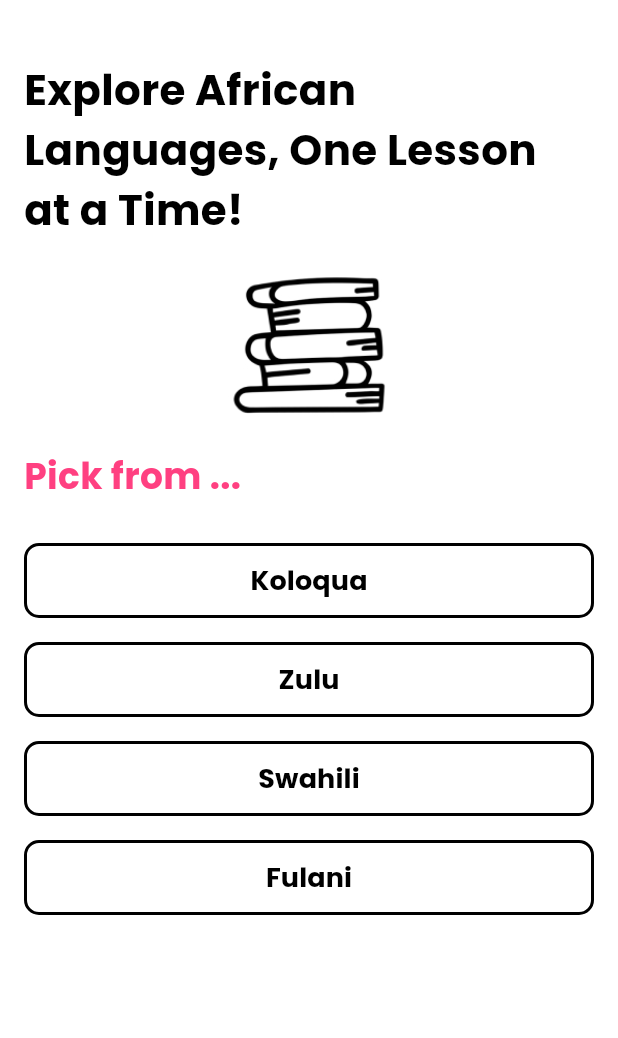
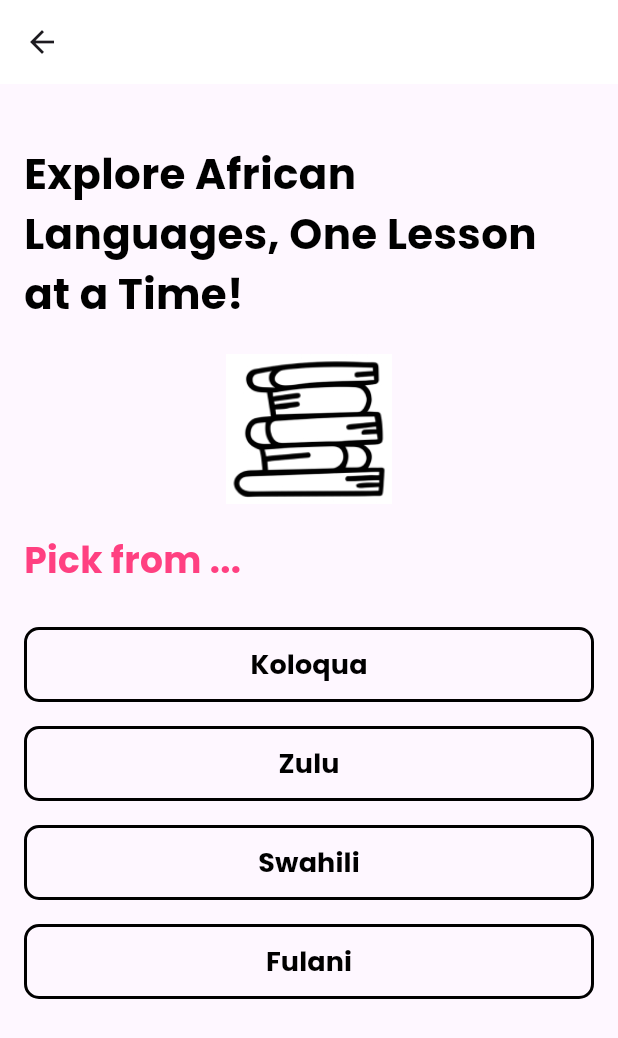
Before and after one commit to jsumbo/Kulu, a Flutter app: the LanguageSelectionScreen screen opened by its route, on a phone screen of 412 x 824 dp. Shown: the top 1038 px of the screen. Run offline on Flutter 3.47's test engine with Material 3 defaults, Android fonts, the phone set to English and light mode, and no system bars; our stand-ins replace google_fonts.

Commit message:
debug lessons and art navigation and update pubspec.yaml

```diff
--- a/lib/screens/lessons.dart
+++ b/lib/screens/lessons.dart
@@ -10,7 +10,9 @@ class LanguageSelectionScreen extends StatelessWidget {
   @override
   Widget build(BuildContext context) {
     return Scaffold(
-      backgroundColor: Colors.white,
+      appBar: AppBar(
+        backgroundColor: Colors.white,
+      ),
       body: Padding(
         padding: const EdgeInsets.symmetric(horizontal: 16.0),
         child: Column(
--- a/pubspec.yaml
+++ b/pubspec.yaml
@@ -55,6 +55,7 @@ flutter:
   - assets/african.jpg
   - assets/izoga.jpg
   - assets/poem.jpg
+  - assets/book.png
 
     #- assets/kulu_logo.png
     #- assets/profile_pic.png
```
Also changed, not shown: lib/screens/art_screen.dart (+11 -9 lines).
